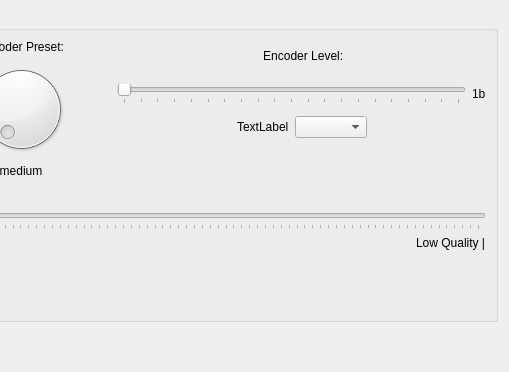
Above: src/video_ui.ui from b1aqW0lf/Lithium before the change; both pictures show x 333 to 842 and y 0 to 372 of the 842 by 372 pixel window. Below: the same form after it.
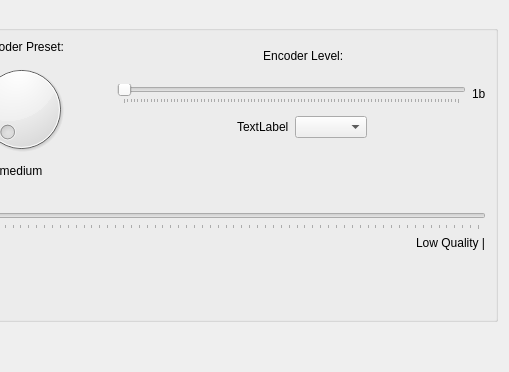
That is the form after the change.

Commit message: seup the encoder level slider

The edit to the form file:
```diff
--- a/src/video_ui.ui
+++ b/src/video_ui.ui
@@ -171,7 +171,10 @@
               <item>
                <widget class="QSlider" name="videoEncLevelSlider">
                 <property name="maximum">
-                 <number>20</number>
+                 <number>100</number>
+                </property>
+                <property name="singleStep">
+                 <number>1</number>
                 </property>
                 <property name="orientation">
                  <enum>Qt::Horizontal</enum>
```
Left out of the diff: 46 changed lines with no effect on the pictures. The commit also changes 2 other files.
